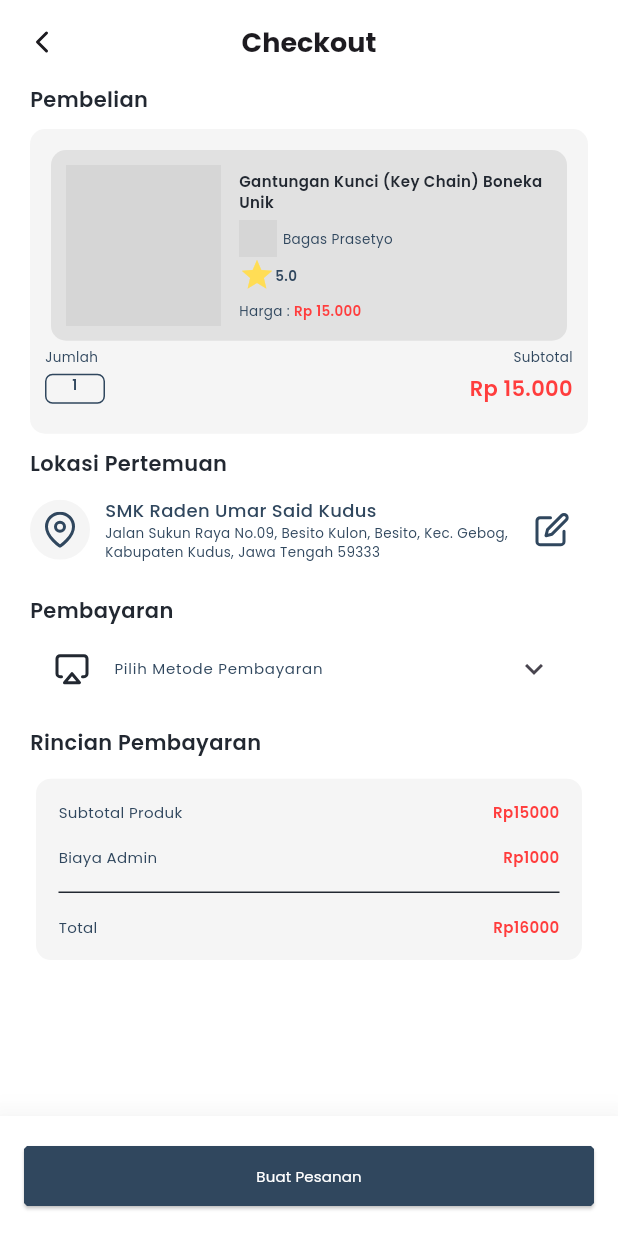
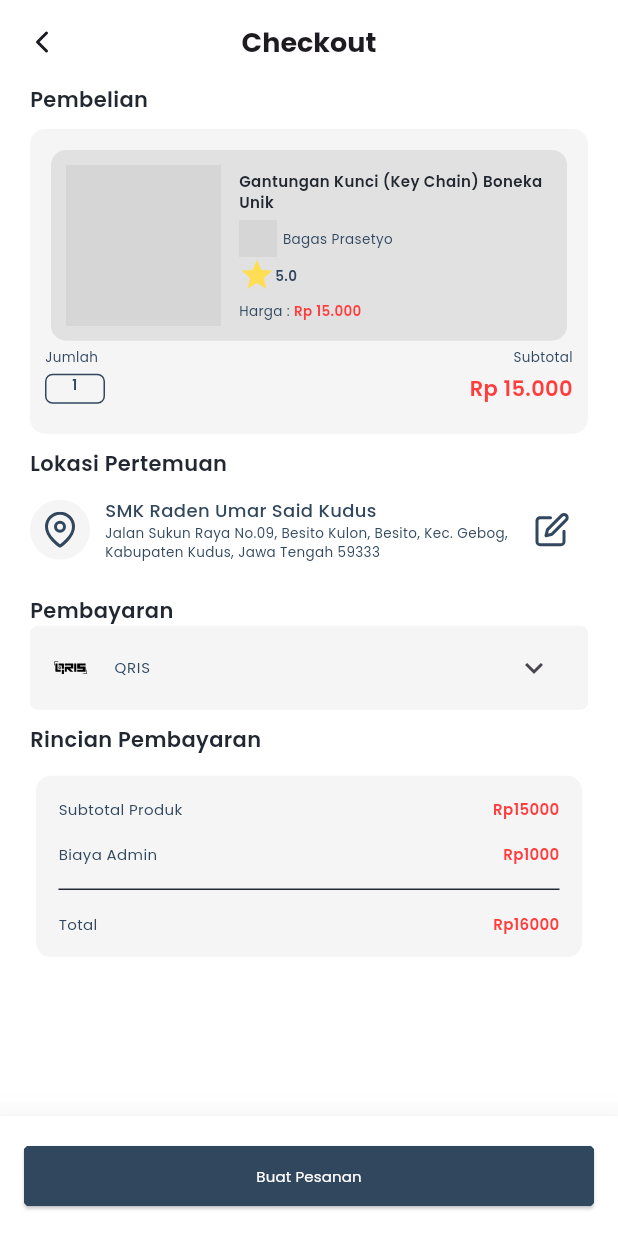
Before and after one commit to AufaNajid/RusConsign, a Flutter app: the ChekcoutPage screen opened by its route, on a phone screen of 412 x 824 dp. Run offline on Flutter 3.47's test engine with Material 3 defaults, Android fonts, the phone set to English and light mode, and no system bars; our stand-ins replace bootstrap_icons, carousel_slider, dotted_border, firebase_auth, firebase_core, flutter_feather_icons and 13 more; accounts and stored records are empty; network calls fail; project files that could hold a hidden picture were left out; grey boxes are pictures that could not be loaded.

Commit message:
fix [MZ] payment method card

```diff
--- a/lib/Page/checkoutPage/checkout_page.dart
+++ b/lib/Page/checkoutPage/checkout_page.dart
@@ -14,10 +14,10 @@ class ChekcoutPage extends StatelessWidget {
   @override
   Widget build(BuildContext context) {
     return Scaffold(
-            bottomNavigationBar: BottomAppBar(
+      bottomNavigationBar: BottomAppBar(
         elevation: 20,
         shadowColor: Colors.black,
-        surfaceTintColor:AppColors.background ,
+        surfaceTintColor: AppColors.background,
         color: AppColors.background,
         child: Row(
           children: [
@@ -53,7 +53,9 @@ class ChekcoutPage extends StatelessWidget {
                 "Pembelian",
                 style: AppTextStyle().header(AppColors.titleLine),
               ),
-              const SizedBox(height: 10,),
+              const SizedBox(
+                height: 10,
+              ),
               const ItemChekcout(
                 rating: "5.0",
                 price: "15.000",
@@ -69,7 +71,9 @@ class ChekcoutPage extends StatelessWidget {
                 style: AppTextStyle().header(AppColors.titleLine),
                 textAlign: TextAlign.start,
               ),
-              const SizedBox(height: 10,),
+              const SizedBox(
+                height: 10,
+              ),
               const LocationChekout(
                 locationHeader: "SMK Raden Umar Said Kudus",
                 locationDetail:
@@ -83,7 +87,7 @@ class ChekcoutPage extends StatelessWidget {
                 style: AppTextStyle().header(AppColors.titleLine),
                 textAlign: TextAlign.start,
               ),
-               DropdownPayment(),
+              const DropdownPayment(),
               const SizedBox(
                 height: 10,
               ),
@@ -92,8 +96,13 @@ class ChekcoutPage extends StatelessWidget {
                 style: AppTextStyle().header(AppColors.titleLine),
                 textAlign: TextAlign.start,
               ),
-              const SizedBox(height: 10,),
-              const PaymentDetail(subPrice: "15000", adminPrice: "1000", totalPrice: "totalPrice")
+              const SizedBox(
+                height: 10,
+              ),
+              const PaymentDetail(
+                  subPrice: "15000",
+                  adminPrice: "1000",
+                  totalPrice: "totalPrice")
             ],
           ),
         ),
--- a/lib/Page/checkoutPage/widgets/dropdown_payment.dart
+++ b/lib/Page/checkoutPage/widgets/dropdown_payment.dart
@@ -1,7 +1,5 @@
 import 'package:flutter/material.dart';
-import 'package:flutter/widgets.dart';
-import 'package:flutter_feather_icons/flutter_feather_icons.dart';
-import 'package:rusconsign/utils/app_responsive.dart';
+import 'package:flutter_svg/svg.dart';
 import 'package:rusconsign/utils/colors.dart';
 import 'package:rusconsign/utils/text_style.dart';
 
@@ -10,26 +8,58 @@ class DropdownPayment extends StatelessWidget {
 
   @override
   Widget build(BuildContext context) {
-    return Column(
+    return ExpansionTile(
+      backgroundColor: AppColors.cardIconFill,
+      collapsedBackgroundColor: AppColors.cardIconFill,
+      iconColor: AppColors.nonActiveIcon,
+      shape: const RoundedRectangleBorder(
+        borderRadius: BorderRadius.all(
+          Radius.circular(5),
+        ),
+      ),
+      collapsedShape: const RoundedRectangleBorder(
+        borderRadius: BorderRadius.all(
+          Radius.circular(5),
+        ),
+      ),
+      title: Text(
+        "QRIS",
+        style: AppTextStyle().description(AppColors.description),
+      ),
+      leading: SvgPicture.asset('assets/images/qris.svg'),
       children: [
-        ExpansionTile(
-          title: Text("Pilih Metode Pembayaran" ,style: AppTextStyle().description(AppColors.description),)
-          ,leading:Icon(FeatherIcons.airplay ,color: AppColors.titleLine,),
-           children: [
-            ListTile(
-              title: Text("1", style: AppTextStyle().header(AppColors.activeIconType),),
-              onTap: () {
-              },
-            ),
-            ListTile(
-              title: Text("2", style: AppTextStyle().header(AppColors.activeIconType),),
-              onTap: () {
-
-              },
-            )
-           ],
-
-          )
+        ListTile(
+          leading: SvgPicture.asset('assets/images/dana.svg'),
+          title: Text(
+            "Dana",
+            style: AppTextStyle().description(AppColors.titleLine),
+          ),
+          onTap: () {},
+        ),
+        ListTile(
+          leading: SvgPicture.asset('assets/images/gopay.svg'),
+          title: Text(
+            "Gopay",
+            style: AppTextStyle().description(AppColors.titleLine),
+          ),
+          onTap: () {},
+        ),
+        ListTile(
+          leading: SvgPicture.asset('assets/images/ovo.svg'),
+          title: Text(
+            "OVO",
+            style: AppTextStyle().description(AppColors.titleLine),
+          ),
+          onTap: () {},
+        ),
+        ListTile(
+          leading: SvgPicture.asset('assets/images/cod.svg'),
+          title: Text(
+            "Cash On Delivery (COD)",
+            style: AppTextStyle().description(AppColors.titleLine),
+          ),
+          onTap: () {},
+        ),
       ],
     );
   }
```
Also changed, not shown: assets/images/cod.svg.
